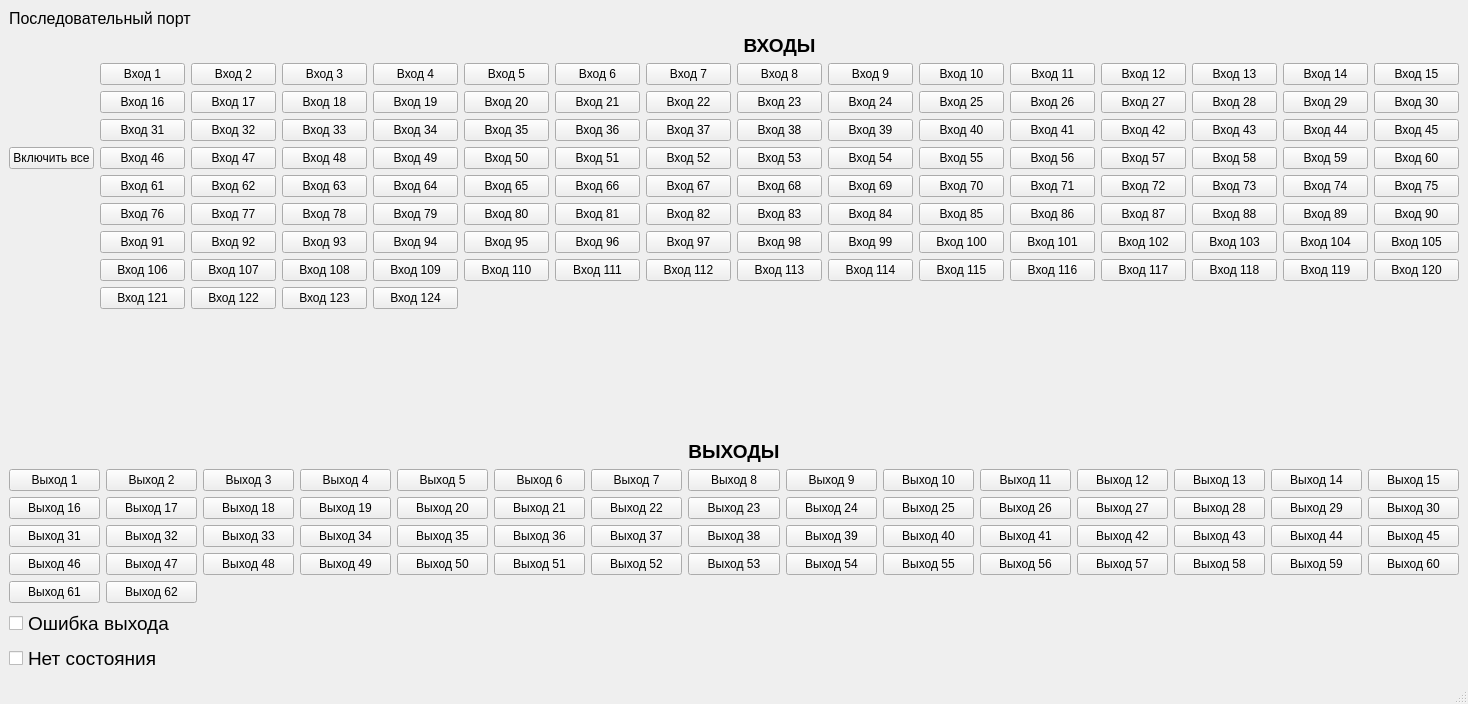
This is console_busep/console_busep/busepwindow.ui in ShaninaDaria/busep as Qt 5 draws it before an edit. The edited form follows.
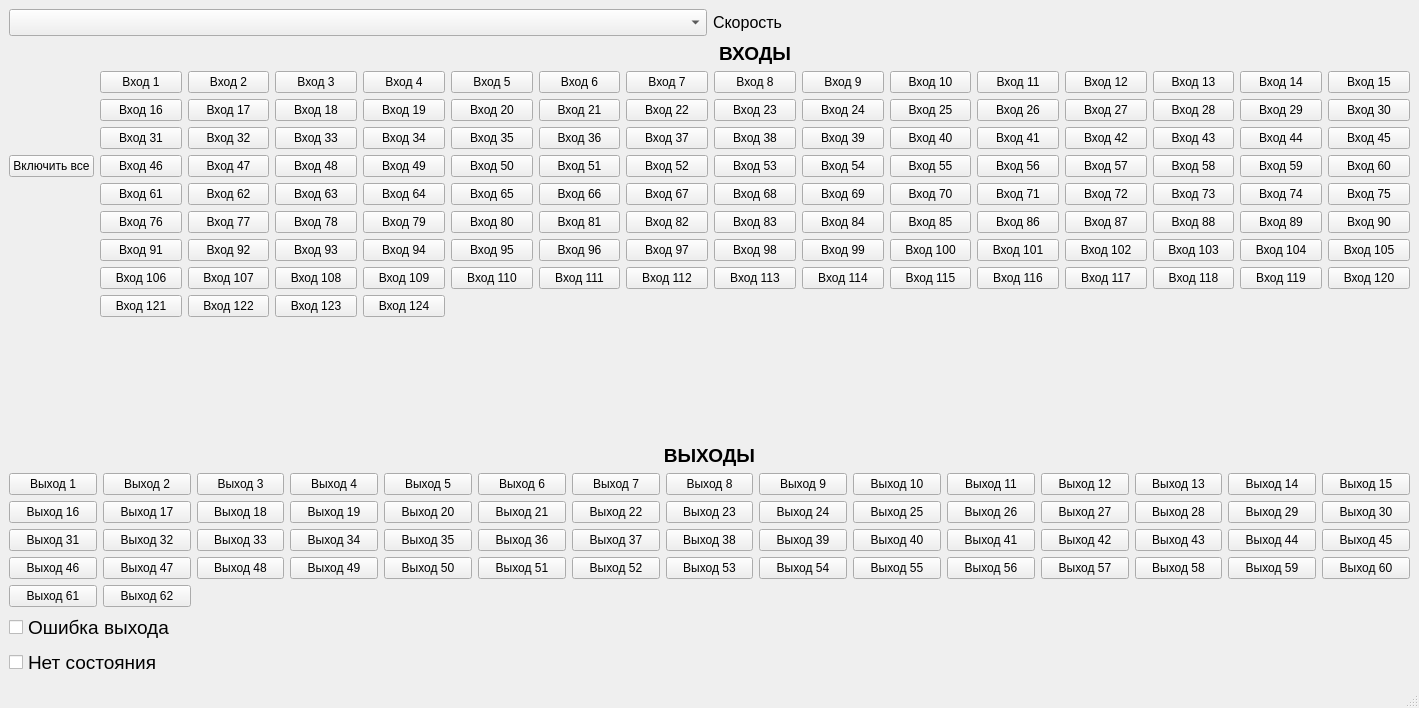
This is the edited form.

```diff
--- a/console_busep/console_busep/busepwindow.ui
+++ b/console_busep/console_busep/busepwindow.ui
@@ -6,8 +6,8 @@
    <rect>
     <x>0</x>
     <y>0</y>
-    <width>1468</width>
-    <height>704</height>
+    <width>1419</width>
+    <height>708</height>
    </rect>
   </property>
   <property name="windowTitle">
@@ -16,16 +16,31 @@
   <widget class="QWidget" name="centralwidget">
    <layout class="QVBoxLayout" name="verticalLayout">
     <item>
-     <widget class="QLabel" name="label_serial_port">
+     <layout class="QHBoxLayout" name="horizontalLayout">
+      <item>
+       <widget class="QComboBox" name="listSerialPorts">
+        <property name="font">
+         <font>
+          <pointsize>12</pointsize>
+          <weight>75</weight>
+          <bold>true</bold>
+         </font>
+        </property>
+       </widget>
+      </item>
+      <item>
+       <widget class="QLabel" name="baud_rate">
       <property name="font">
        <font>
         <pointsize>12</pointsize>
        </font>
       </property>
       <property name="text">
-       <string>Последовательный порт</string>
-      </property>
-     </widget>
+         <string>Скорость</string>
+        </property>
+       </widget>
+      </item>
+     </layout>
     </item>
     <item>
      <layout class="QGridLayout" name="gridLayout_3">
```
Left out of the diff: 2 changed lines with no effect on the pictures. Lines whose indentation alone changed are shown as unchanged.
